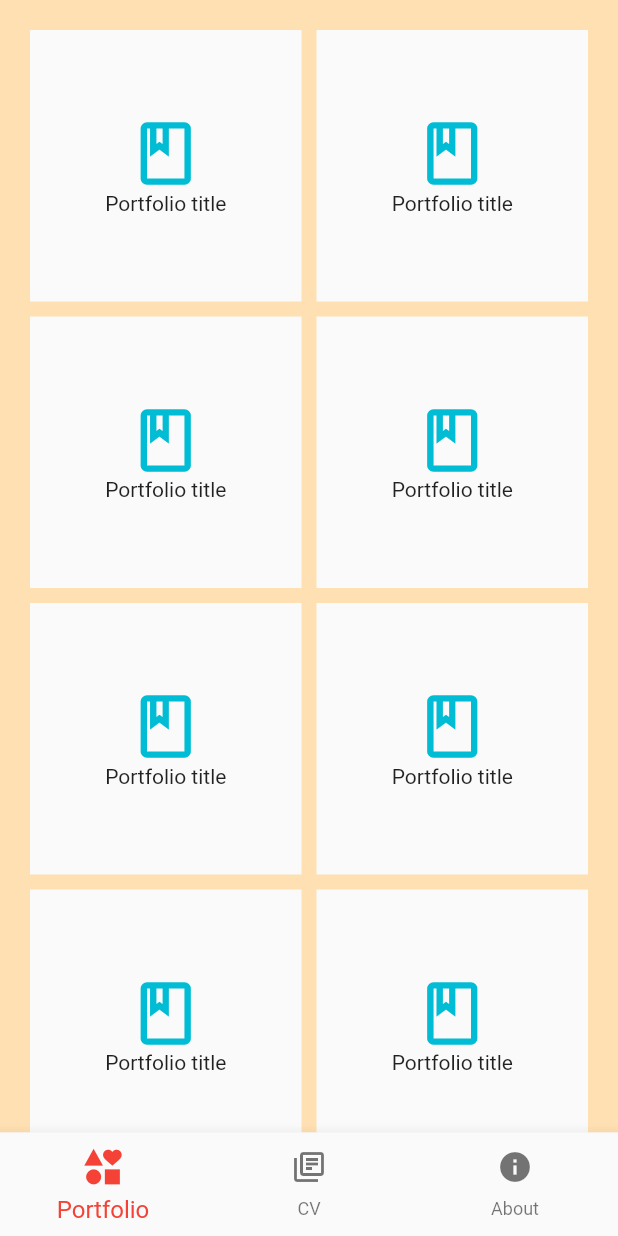
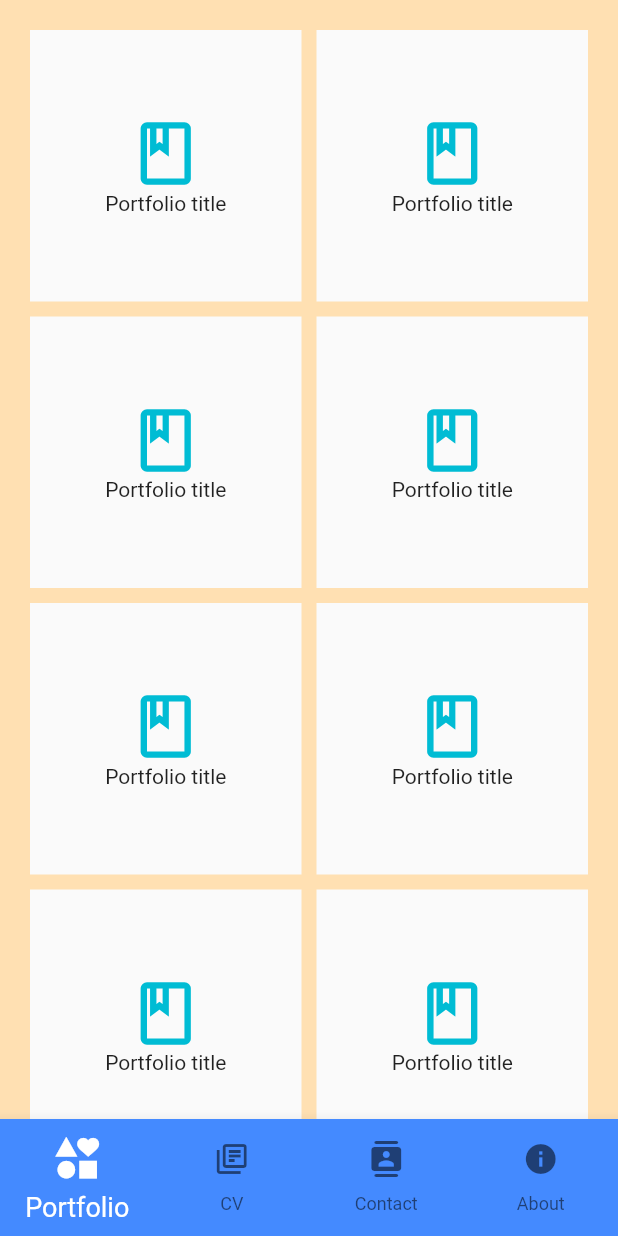
Before and after one commit to DhaniAM/Flutter-all-of-me, a Flutter app: the screen it shows after launch, on a phone screen of 412 x 824 dp. Run offline on Flutter 3.47's test engine with Material 2 defaults, Android fonts, the phone set to English and light mode, and no system bars; missing offline and left inert: bottom_bar_page_transition.

```diff
--- a/lib/main.dart
+++ b/lib/main.dart
@@ -1,4 +1,5 @@
 import 'package:all_of_me/about_page.dart';
+import 'package:all_of_me/contact_page.dart';
 import 'package:all_of_me/cv_page.dart';
 import 'package:all_of_me/portfolio_page.dart';
 import 'package:bottom_bar_page_transition/bottom_bar_page_transition.dart';
@@ -33,6 +34,8 @@ class _MyAppState extends State<MyApp> {
               case 1:
                 return const CvPage();
               case 2:
+                return const ContactPage();
+              case 3:
                 return const AboutPage();
               default:
                 return const PortfolioPage();
@@ -40,8 +43,11 @@ class _MyAppState extends State<MyApp> {
           },
         ),
         bottomNavigationBar: BottomNavigationBar(
-          selectedIconTheme: const IconThemeData(size: 30),
-          selectedFontSize: 16,
+          selectedIconTheme: const IconThemeData(size: 35),
+          selectedFontSize: 18,
+          selectedItemColor: Colors.white,
+          backgroundColor: Colors.blueAccent,
+          type: BottomNavigationBarType.fixed,
           items: const <BottomNavigationBarItem>[
             BottomNavigationBarItem(
               icon: Padding(
@@ -56,6 +62,13 @@ class _MyAppState extends State<MyApp> {
                 child: Icon(Icons.my_library_books_outlined),
               ),
               label: 'CV',
+            ),
+            BottomNavigationBarItem(
+              icon: Padding(
+                padding: EdgeInsets.only(bottom: 4),
+                child: Icon(Icons.contacts_rounded),
+              ),
+              label: 'Contact',
             ),
             BottomNavigationBarItem(
               icon: Padding(
```
Also changed, not shown: lib/contact_page.dart (added, +15 -0 lines).
